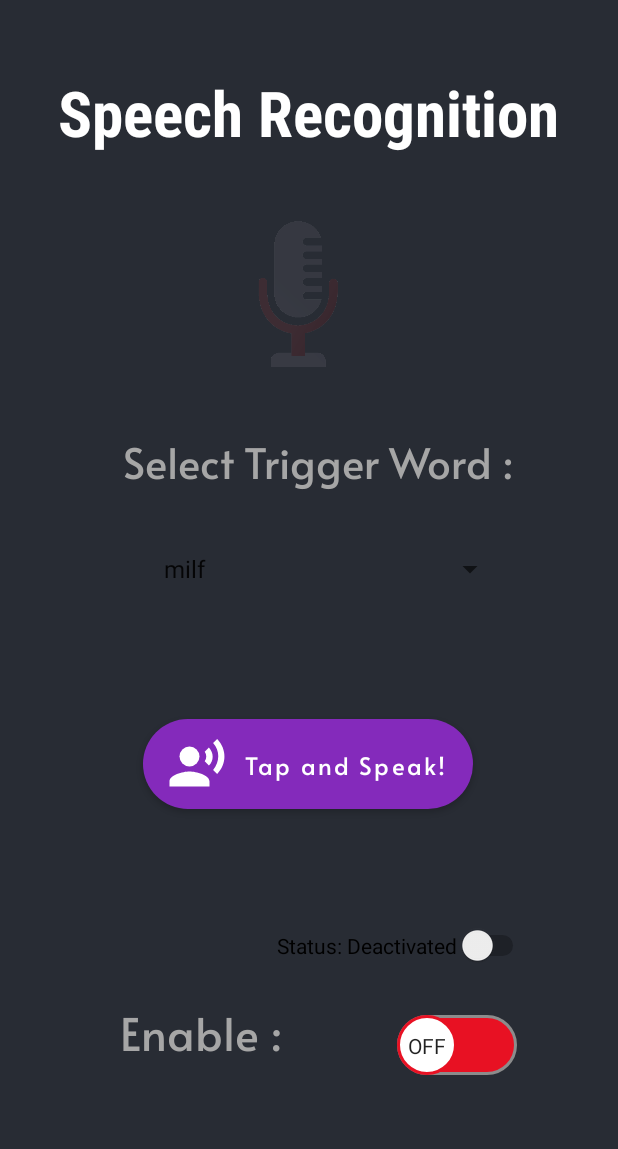
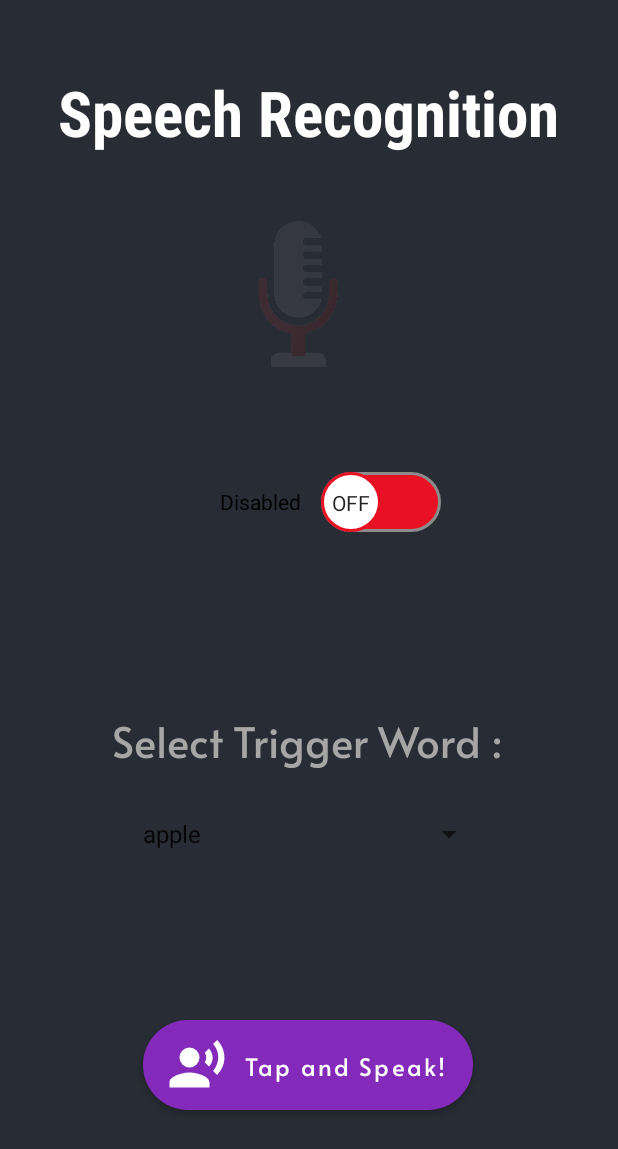
Before and after one commit to swastikbansal/Kavach, an Android app: the VoiceRecognition screen opened directly, with no data from a screen before it, on a phone screen of 412 x 824 dp. Shown: the top 1149 px of the screen. Run offline under Robolectric (Android 15) with nearby library versions, the phone set to English and light mode, and no system bars; Roboto replaces fonts that are not available here.

Commit message:
Speech recognition updated.

```diff
--- a/app/src/main/java/com/example/kavach/VoiceRecognition.java
+++ b/app/src/main/java/com/example/kavach/VoiceRecognition.java
@@ -1,7 +1,9 @@
 package com.example.kavach;
 
 import androidx.appcompat.app.AppCompatActivity;
+import androidx.appcompat.widget.SwitchCompat;
 
+import android.annotation.SuppressLint;
 import android.os.Bundle;
 import android.view.View;
 import android.view.animation.Animation;
@@ -9,19 +11,19 @@ import android.view.animation.AnimationUtils;
 import android.widget.AdapterView;
 import android.widget.ArrayAdapter;
 import android.widget.Button;
+import android.widget.CompoundButton;
 import android.widget.Spinner;
 import android.content.ActivityNotFoundException;
-import android.content.Context;
-import android.content.Intent;
 import android.speech.RecognizerIntent;
 import android.widget.Switch;
 import android.widget.Toast;
 import java.util.ArrayList;
 import java.util.Locale;
 import android.content.SharedPreferences;
+import android.content.Intent;
+
 
 import pl.droidsonroids.gif.GifImageView;
-
 
 public class VoiceRecognition extends AppCompatActivity {
 
@@ -32,32 +34,46 @@ public class VoiceRecognition extends AppCompatActivity {
     Animation speechAnimation;
 
     private static final int REQUEST_CODE_SPEECH_INPUT = 100;
-    private static final String TRIGGER_WORD = "redhead"; // Default trigger word
-    private Switch switchStatus;
+    private static final String TRIGGER_WORD_KEY = "trigger_word";
+    private static final String DEFAULT_TRIGGER_WORD = "shield";
+    private SwitchCompat switchStatus;
+    private boolean isSpeechRecognitionEnabled = false;
 
+    @SuppressLint("MissingInflatedId")
     @Override
     protected void onCreate(Bundle savedInstanceState) {
         super.onCreate(savedInstanceState);
         setContentView(R.layout.activity_voice_recognition);
 
-        speechAnimation = AnimationUtils.loadAnimation(this,R.anim.speech_animation);
+        speechAnimation = AnimationUtils.loadAnimation(this, R.anim.speech_animation);
 
-        //Hooks
+        // Hooks
         voice = findViewById(R.id.gifsr);
-
         voice.setAnimation(speechAnimation);
 
         // Initialize the Switch widget
         switchStatus = findViewById(R.id.switch1);
-        switchStatus.setChecked(false); // Default state is "deactivated"
-        switchStatus.setText("Status: Deactivated"); // Default text
+        switchStatus.setChecked(false); // Default state is "disabled"
+        switchStatus.setText("Disabled    "); // Default text
+
+        switchStatus.setOnCheckedChangeListener(new Switch.OnCheckedChangeListener() {
+            @Override
+            public void onCheckedChanged(CompoundButton buttonView, boolean isChecked) {
+                isSpeechRecognitionEnabled = isChecked;
+                switchStatus.setText(isChecked ? "Enabled    " : "Disabled    ");
+            }
+        });
 
         Button btnSpeechRecognition = findViewById(R.id.btnSpeechRecognition);
         btnSpeechRecognition.setOnClickListener(new View.OnClickListener() {
             @Override
             public void onClick(View v) {
-                startSpeechRecognition();
-                Toast.makeText(VoiceRecognition.this, "Work is in Prototype Stage. Still Developing.", Toast.LENGTH_SHORT).show();
+                if (isSpeechRecognitionEnabled) {
+                    startSpeechRecognition();
+                    Toast.makeText(VoiceRecognition.this, "Work is in Prototype Stage. Still Developing.", Toast.LENGTH_SHORT).show();
+                } else {
+                    Toast.makeText(VoiceRecognition.this, "Speech recognition is disabled. Enable the switch to use it.", Toast.LENGTH_SHORT).show();
+                }
             }
         });
 
@@ -75,15 +91,11 @@ public class VoiceRecognition extends AppCompatActivity {
             public void onItemSelected(AdapterView<?> adapterView, View view, int position, long id) {
                 String selectedItem = adapterView.getItemAtPosition(position).toString();
 
-                // Save the selected item to SharedPreferences
-                SharedPreferences sP = getSharedPreferences("my_val", MODE_PRIVATE);
-                SharedPreferences.Editor ed = sP.edit();
-                ed.putString("name", selectedItem);
-                ed.apply();
-
-                // Read the value from SharedPreferences
-                SharedPreferences sPRead = getSharedPreferences("my_val", MODE_PRIVATE);
-                String editVal = sPRead.getString("name", "No value as of now");
+                // Save the selected item to SharedPreferences as lowercase
+                SharedPreferences sharedPreferences = getSharedPreferences("my_prefs", MODE_PRIVATE);
+                SharedPreferences.Editor editor = sharedPreferences.edit();
+                editor.putString(TRIGGER_WORD_KEY, selectedItem.toLowerCase());
+                editor.apply();
             }
 
             @Override
@@ -119,29 +131,22 @@ public class VoiceRecognition extends AppCompatActivity {
                 // Process the recognized speech result
                 String recognizedText = result.get(0);
 
-                // Convert recognized text to lowercase for case-insensitive comparison
-                String lowerCaseText = recognizedText.toLowerCase();
-
-                // Get the trigger word from SharedPreferences
-                SharedPreferences sPRead = getSharedPreferences("my_val", MODE_PRIVATE);
-                String triggerWord = sPRead.getString("name", "No value as of now");
+                // Get the trigger word from SharedPreferences with default value
+                SharedPreferences sharedPreferences = getSharedPreferences("my_prefs", MODE_PRIVATE);
+                String triggerWord = sharedPreferences.getString(TRIGGER_WORD_KEY, DEFAULT_TRIGGER_WORD).toLowerCase();
 
                 // Check if the recognized text contains the trigger word
-                if (lowerCaseText.contains(triggerWord)) {
-                    // Trigger word is recognized, set the Switch to "activated" state
-                    switchStatus.setChecked(true);
-                    switchStatus.setText("Status: Activated");
+                if (!triggerWord.isEmpty() && recognizedText.toLowerCase().contains(triggerWord)) {
 
-                    // Get user's current location (latitude and longitude)
-                    double latitude = 12.345; // Replace with actual latitude
-                    double longitude = 67.890; // Replace with actual longitude
+                    // Call the sendSMS() method from SmsHandler to send the SMS
+                    SmsHandler.sendSMS(this, "Hi, the sender has selected you as their Emergency contact. In time of future crisis, an SOS help message will be sent to you.");
+                    // Trigger word is recognized, indicating that using toast
+                    Toast.makeText(this, "Recognized Successful", Toast.LENGTH_SHORT).show();
 
-                    // Call the handleLocationData() method from SmsHandler to send the SMS
-//                    SmsHandler.handleLocationData(this, latitude, longitude);
+
                 } else {
-                    // Trigger word is not recognized, set the Switch to "deactivated" state
-                    switchStatus.setChecked(false);
-                    switchStatus.setText("Status: Deactivated");
+                    // Trigger word is not recognized
+                    Toast.makeText(this, "Unable to Recognize. Try Again!", Toast.LENGTH_SHORT).show();
                 }
             }
         }
--- a/app/src/main/res/layout/activity_voice_recognition.xml
+++ b/app/src/main/res/layout/activity_voice_recognition.xml
@@ -3,8 +3,8 @@
     xmlns:app="http://schemas.android.com/apk/res-auto"
     xmlns:tools="http://schemas.android.com/tools"
     android:layout_width="match_parent"
+    android:layout_height="match_parent"
     android:background="#282c34"
-    android:layout_height="match_parent"
     tools:context=".VoiceRecognition">
 
     <TextView
@@ -37,21 +37,20 @@
         app:layout_constraintTop_toTopOf="parent"
         app:layout_constraintVertical_bias="0.2" />
 
+
     <Spinner
         android:id="@+id/spinnerDropdown"
         android:layout_width="236dp"
         android:layout_height="40dp"
-        android:layout_marginTop="32dp"
         android:entries="@array/spinner_items"
         android:spinnerMode="dropdown"
         android:textColor="#a6a6a6"
-        app:layout_constraintBottom_toBottomOf="parent"
+        app:layout_constraintBottom_toTopOf="@+id/btnSpeechRecognition"
         app:layout_constraintEnd_toEndOf="parent"
-        app:layout_constraintHorizontal_bias="0.577"
+        app:layout_constraintHorizontal_bias="0.497"
         app:layout_constraintStart_toStartOf="parent"
         app:layout_constraintTop_toBottomOf="@+id/trigger"
-        app:layout_constraintVertical_bias="0.0" />
-
+        app:layout_constraintVertical_bias="0.178" />
 
     <TextView
         android:id="@+id/trigger"
@@ -63,10 +62,10 @@
         android:textSize="28sp"
         app:layout_constraintBottom_toBottomOf="parent"
         app:layout_constraintEnd_toEndOf="parent"
-        app:layout_constraintHorizontal_bias="0.543"
+        app:layout_constraintHorizontal_bias="0.496"
         app:layout_constraintStart_toStartOf="parent"
         app:layout_constraintTop_toTopOf="parent"
-        app:layout_constraintVertical_bias="0.364" />
+        app:layout_constraintVertical_bias="0.602" />
 
     <Button
         android:id="@+id/btnSpeechRecognition"
@@ -83,51 +82,21 @@
         app:layout_constraintEnd_toEndOf="parent"
         app:layout_constraintHorizontal_bias="0.497"
         app:layout_constraintStart_toStartOf="parent"
-        app:layout_constraintTop_toTopOf="parent"
-        app:layout_constraintVertical_bias="0.627" />
-
-    <Switch
-        android:id="@+id/switch1"
-        android:layout_width="wrap_content"
-        android:layout_height="wrap_content"
-        android:layout_marginBottom="180dp"
-        android:showText="false"
-        app:layout_constraintBottom_toBottomOf="parent"
-        app:layout_constraintEnd_toEndOf="parent"
-        app:layout_constraintHorizontal_bias="0.758"
-        app:layout_constraintStart_toStartOf="parent"
-        app:layout_constraintTop_toTopOf="@+id/gifImageView"
-        app:layout_constraintVertical_bias="0.7" />
+        app:layout_constraintTop_toBottomOf="@+id/trigger"
+        app:layout_constraintVertical_bias="0.666" />
 
     <androidx.appcompat.widget.SwitchCompat
-        android:id="@+id/switchsr"
+        android:id="@+id/switch1"
         android:layout_width="wrap_content"
         android:layout_height="wrap_content"
         android:thumb="@drawable/thumb"
         app:layout_constraintBottom_toBottomOf="parent"
         app:layout_constraintEnd_toEndOf="parent"
-        app:layout_constraintHorizontal_bias="0.797"
+        app:layout_constraintHorizontal_bias="0.555"
         app:layout_constraintStart_toStartOf="parent"
         app:layout_constraintTop_toTopOf="parent"
-        app:layout_constraintVertical_bias="0.867"
+        app:layout_constraintVertical_bias="0.4"
         app:showText="true"
         app:track="@drawable/track" />
 
-    <TextView
-        android:id="@+id/textView8"
-        android:layout_width="wrap_content"
-        android:layout_height="wrap_content"
-        android:layout_marginEnd="48dp"
-        android:fontFamily="@font/alata"
-        android:text="Enable :"
-        android:textColor="#a6a6a6"
-        android:textSize="30sp"
-        app:layout_constraintBottom_toBottomOf="parent"
-        app:layout_constraintEnd_toEndOf="parent"
-        app:layout_constraintEnd_toStartOf="@+id/switchsr"
-        app:layout_constraintHorizontal_bias="0.739"
-        app:layout_constraintStart_toStartOf="parent"
-        app:layout_constraintTop_toTopOf="parent"
-        app:layout_constraintVertical_bias="0.853" />
-
 </androidx.constraintlayout.widget.ConstraintLayout>
--- a/app/src/main/res/values/strings.xml
+++ b/app/src/main/res/values/strings.xml
@@ -26,10 +26,10 @@
     <string name="switch_off">OFF</string>
 
     <string-array name="spinner_items">
-        <item>milf</item>
-        <item>asian</item>
-        <item>threesome</item>
-        <item>"redhead"</item>
+        <item>apple</item>
+        <item>banana</item>
+        <item>papaya</item>
+        <item>kiwi</item>
     </string-array>
 
 </resources>
```
